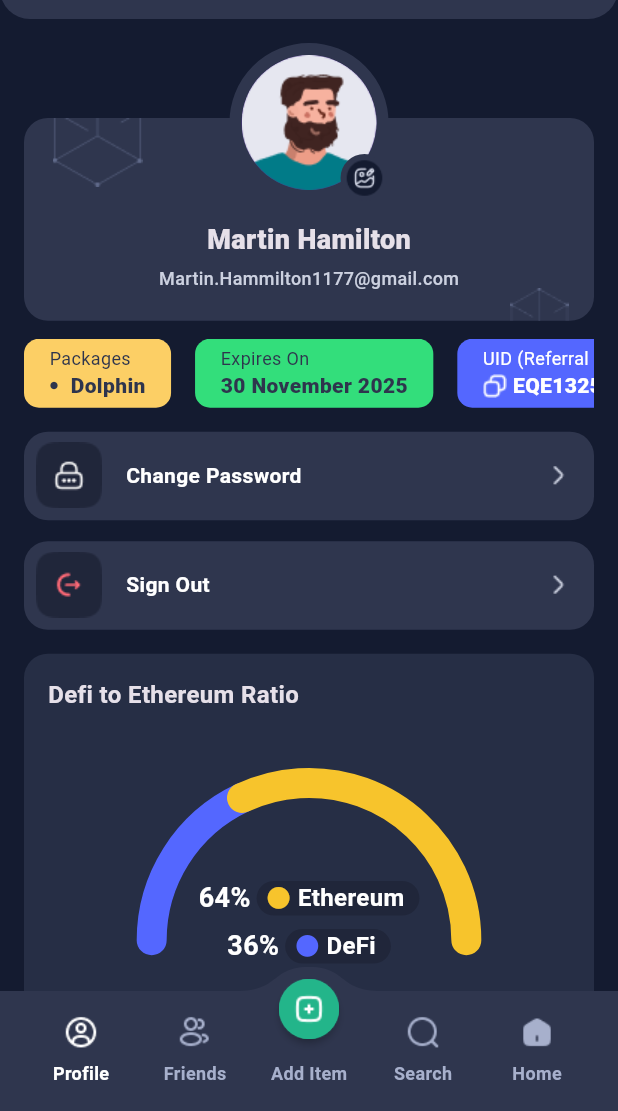
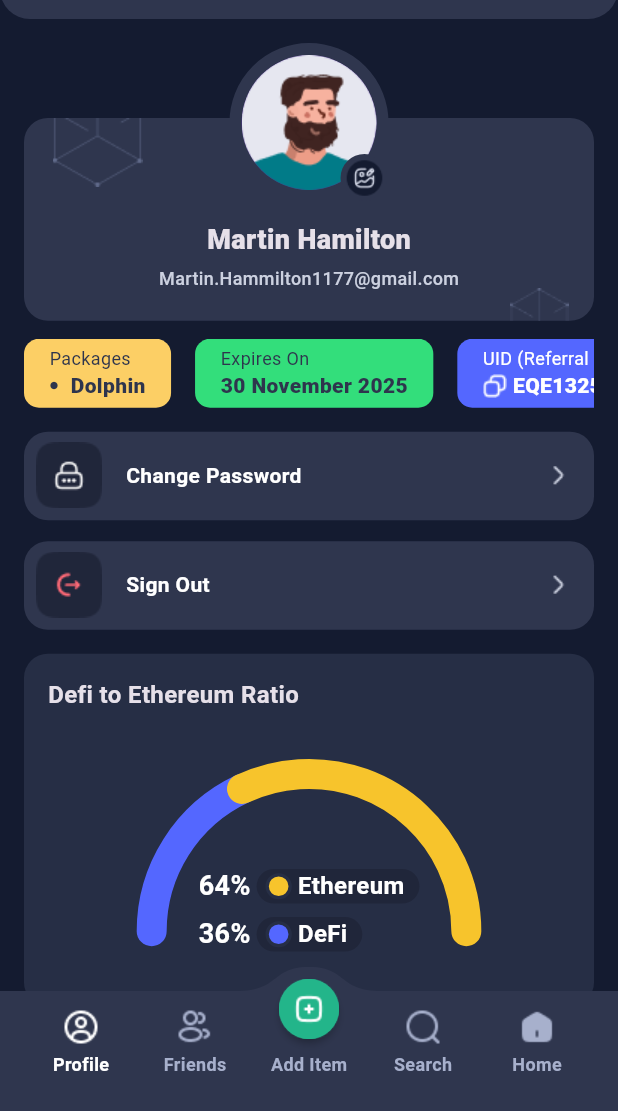
Before and after one commit to amirhosseinghanipour/donget, a Flutter app: the screen it shows after launch, on a phone screen of 412 x 824 dp, the part 125-1236 px from its top. Run offline on Flutter 3.47's test engine with Material 3 defaults, Android fonts, the phone set to English and light mode, and no system bars.

Commit message:
update bottom navigation layout and itemize start gauge legend

```diff
--- a/lib/main.dart
+++ b/lib/main.dart
@@ -282,7 +282,7 @@ class _ProfilePageState extends State<ProfilePage> {
                               style: TextStyle(
                                   fontWeight: FontWeight.w700, fontSize: 16)),
                         ),
-                        const SizedBox(height: 36),
+                        const SizedBox(height: 80),
 
                         Padding(
                           padding: const EdgeInsets.symmetric(horizontal: 65.12),
@@ -290,7 +290,7 @@ class _ProfilePageState extends State<ProfilePage> {
                             alignment: Alignment.center,
                             children: [
                               SizedBox(
-                                height: 200,
+                                height: 100,
                                 child: CustomPaint(
                                   painter: GaugeChartPainter(
                                     defiPercentage: 36,
@@ -300,9 +300,10 @@ class _ProfilePageState extends State<ProfilePage> {
                                 ),
                               ),
                               Positioned(
-                                bottom: 83,
+                                bottom: 35,
                                 child: Column(
                                   mainAxisSize: MainAxisSize.min,
+                                  crossAxisAlignment: CrossAxisAlignment.start,
                                   children: [
                                     Row(
                                       mainAxisAlignment: MainAxisAlignment.start,
@@ -323,10 +324,17 @@ class _ProfilePageState extends State<ProfilePage> {
                                           child: Row(
                                             mainAxisSize: MainAxisSize.min,
                                             children: [
-                                              Icon(
-                                                Icons.circle,
-                                                size: 17.47,
-                                                color: const Color(0xFFF7C42C),
+                                              Container(
+                                                width: 17.47,
+                                                height: 17.47,
+                                                decoration: BoxDecoration(
+                                                  color: const Color(0xFFF7C42C),
+                                                  shape: BoxShape.circle,
+                                                  border: Border.all(
+                                                    color: const Color(0xFF262E45),
+                                                    width: 2.18,
+                                                  ),
+                                                ),
                                               ),
                                               const SizedBox(width: 4),
                                               const Text("Ethereum",
@@ -359,10 +367,17 @@ class _ProfilePageState extends State<ProfilePage> {
                                           child: Row(
                                             mainAxisSize: MainAxisSize.min,
                                             children: [
-                                              Icon(
-                                                Icons.circle,
-                                                size: 17.47,
-                                                color: const Color(0xFF5467FF),
+                                              Container(
+                                                width: 17.47,
+                                                height: 17.47,
+                                                decoration: BoxDecoration(
+                                                  color: const Color(0xFF5467FF),
+                                                  shape: BoxShape.circle,
+                                                  border: Border.all(
+                                                    color: const Color(0xFF262E45),
+                                                    width: 2.18,
+                                                  ),
+                                                ),
                                               ),
                                               const SizedBox(width: 4),
                                               const Text("DeFi",
@@ -443,16 +458,23 @@ class _ProfilePageState extends State<ProfilePage> {
       color: const Color(0xFF2F364E),
       shape: const CustomNotchedShape(),
       child: SizedBox(
+        height: 80,
         child: Row(
+          crossAxisAlignment: CrossAxisAlignment.start,
           children: [
-            Expanded(child: _buildNavItem(0, 'assets/user_circle.png', 'Profile')),
-            Expanded(child: _buildNavItem(1, 'assets/users.png', 'Friends')),
+            Expanded(
+              child: _buildNavItem(0, 'assets/user_circle.png', 'Profile'),
+            ),
+            Expanded(
+              child: _buildNavItem(1, 'assets/users.png', 'Friends'),
+            ),
             Expanded(
               child: Column(
+                mainAxisSize: MainAxisSize.min,
                 mainAxisAlignment: MainAxisAlignment.center,
-                children: const [
-                  SizedBox(height: 30),
-                  Text(
+                children: [
+                  const SizedBox(height: 28),
+                  const Text(
                     'Add Item',
                     style: TextStyle(
                       color: Color(0xFFA7B0CC),
@@ -463,8 +485,12 @@ class _ProfilePageState extends State<ProfilePage> {
                 ],
               ),
             ),
-            Expanded(child: _buildNavItem(3, 'assets/search.png', 'Search')),
-            Expanded(child: _buildNavItem(4, 'assets/Home.png', 'Home')),
+            Expanded(
+              child: _buildNavItem(3, 'assets/search.png', 'Search'),
+            ),
+            Expanded(
+              child: _buildNavItem(4, 'assets/Home.png', 'Home'),
+            ),
           ],
         ),
       ),
@@ -477,15 +503,15 @@ class _ProfilePageState extends State<ProfilePage> {
       onTap: () => _onNavItemTapped(index),
       child: Column(
         mainAxisSize: MainAxisSize.min,
-        mainAxisAlignment: MainAxisAlignment.start,
+        mainAxisAlignment: MainAxisAlignment.center,
         children: [
           Image.asset(
             asset,
-            width: 22,
-            height: 22,
+            width: 24,
+            height: 24,
             color: isActive ? Colors.white : const Color(0xFFA7B0CC),
           ),
-          const SizedBox(height: 8),
+          const SizedBox(height: 4),
           Text(
             label,
             style: TextStyle(
```
